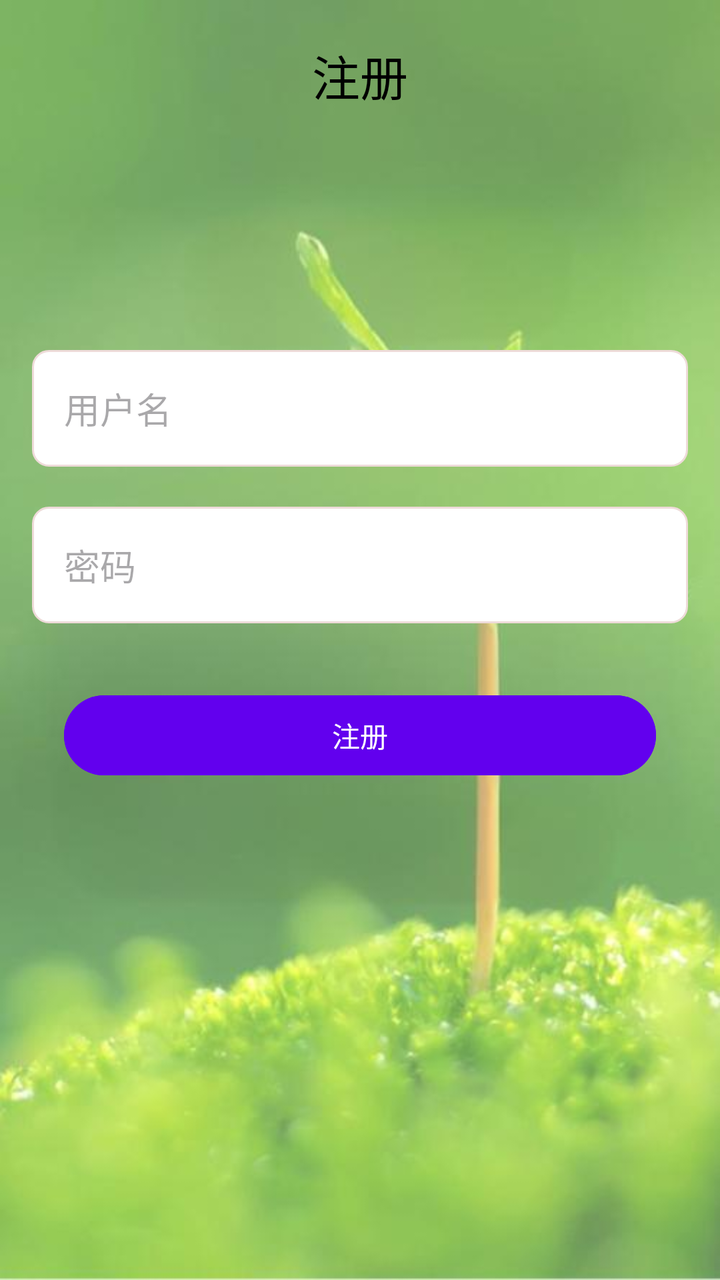
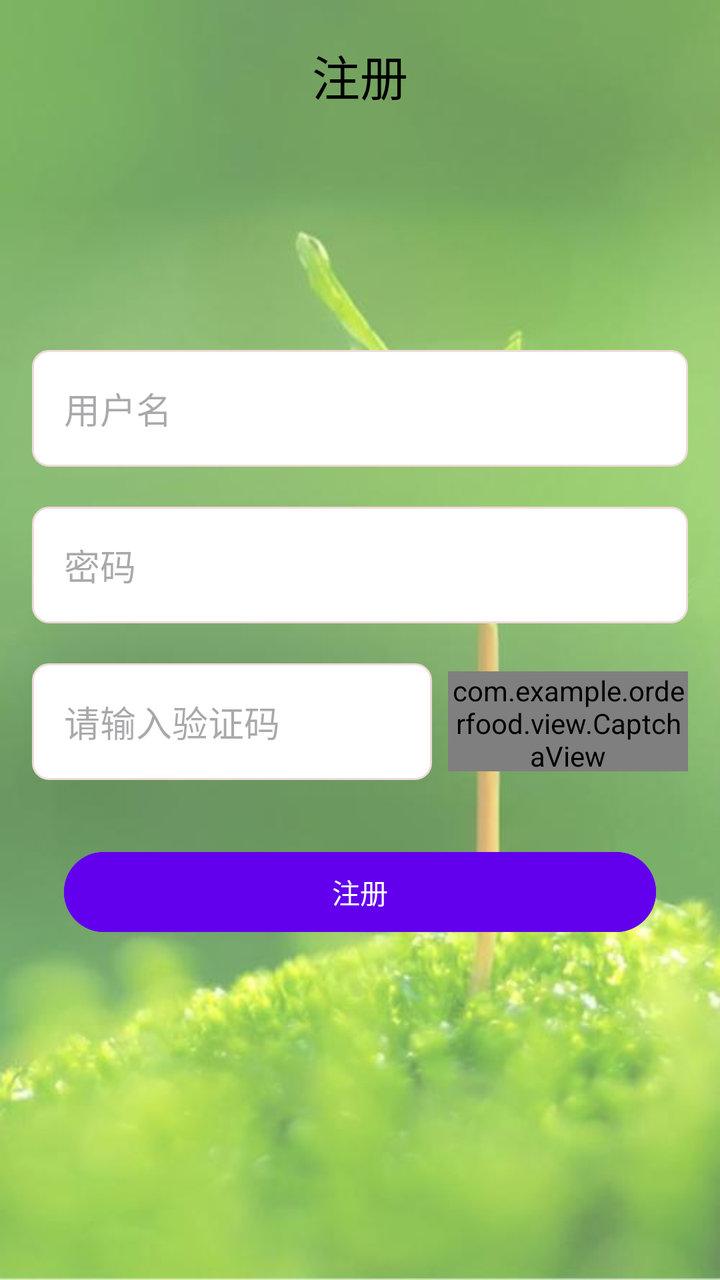

The first picture is an Android layout as it rendered before a commit; the second is the same layout after the commit. The layout source and the unified diff follow.
<!-- AndroidManifest.xml: application theme Theme.OrderFood -->
<!-- res/layout/activity_register.xml -->
<?xml version="1.0" encoding="utf-8"?>
<androidx.constraintlayout.widget.ConstraintLayout xmlns:android="http://schemas.android.com/apk/res/android"
    xmlns:app="http://schemas.android.com/apk/res-auto"
    xmlns:tools="http://schemas.android.com/tools"
    android:layout_width="match_parent"
    android:layout_height="match_parent"
    android:background="@drawable/register_bg"
    tools:context=".activity.RegisterActivity">

    <TextView
        android:padding="20dp"
        android:id="@+id/register_title"
        android:layout_width="0dp"
        android:layout_height="wrap_content"
        android:text="注册"
        android:textSize="24sp"
        android:textColor="@android:color/black"
        android:gravity="center"
        app:layout_constraintTop_toTopOf="parent"
        app:layout_constraintBottom_toTopOf="@+id/username"
        app:layout_constraintStart_toStartOf="parent"
        app:layout_constraintEnd_toEndOf="parent"
        app:layout_constraintVertical_bias="0.2" />

    <EditText
        android:layout_marginTop="100dp"
        android:id="@+id/username"
        android:layout_width="0dp"
        android:layout_height="wrap_content"
        android:hint="用户名"
        android:padding="16dp"
        android:background="@drawable/edit_text_background"
        android:layout_marginHorizontal="16dp"
        app:layout_constraintTop_toBottomOf="@id/register_title"
        app:layout_constraintStart_toStartOf="parent"
        app:layout_constraintEnd_toEndOf="parent"
        app:layout_constraintVertical_bias="0.1" />

    <EditText
        android:layout_marginTop="20dp"
        android:id="@+id/password"
        android:layout_width="0dp"
        android:layout_height="wrap_content"
        android:hint="密码"
        android:padding="16dp"
        android:background="@drawable/edit_text_background"
        android:layout_marginHorizontal="16dp"
        android:inputType="textPassword"
        app:layout_constraintTop_toBottomOf="@id/username"
        app:layout_constraintStart_toStartOf="parent"
        app:layout_constraintEnd_toEndOf="parent"
        app:layout_constraintVertical_bias="0.1" />

    <EditText
        android:visibility="gone"
        android:layout_marginTop="20dp"
        android:id="@+id/email"
        android:layout_width="0dp"
        android:layout_height="wrap_content"
        android:hint="联系方式"
        android:padding="16dp"
        android:background="@drawable/edit_text_background"
        android:layout_marginHorizontal="16dp"
        android:inputType="text"
        app:layout_constraintTop_toBottomOf="@id/password"
        app:layout_constraintStart_toStartOf="parent"
        app:layout_constraintEnd_toEndOf="parent"
        app:layout_constraintVertical_bias="0.1" />

    <EditText
        android:visibility="gone"
        android:layout_marginTop="20dp"
        android:id="@+id/region"
        android:layout_width="0dp"
        android:layout_height="wrap_content"
        android:hint="地区"
        android:padding="16dp"
        android:background="@drawable/edit_text_background"
        android:layout_marginHorizontal="16dp"
        app:layout_constraintTop_toBottomOf="@id/email"
        app:layout_constraintStart_toStartOf="parent"
        app:layout_constraintEnd_toEndOf="parent"
        app:layout_constraintVertical_bias="0.1" />

    <RadioGroup
        android:visibility="gone"
        android:id="@+id/register_radio_group"
        android:layout_width="0dp"
        android:layout_height="wrap_content"
        android:orientation="horizontal"
        app:layout_constraintTop_toBottomOf="@id/region"
        app:layout_constraintStart_toStartOf="parent"
        app:layout_constraintEnd_toEndOf="parent"
        android:layout_marginHorizontal="16dp"
        android:layout_marginTop="16dp">

        <RadioButton
            android:id="@+id/radio_student_register"
            android:layout_width="wrap_content"
            android:layout_height="wrap_content"
            android:text="学生注册" />

        <RadioButton
            android:id="@+id/radio_merchant_register"
            android:layout_width="wrap_content"
            android:layout_height="wrap_content"
            android:text="商家注册" />
    </RadioGroup>

    <Button
        android:id="@+id/register_button"
        android:layout_width="0dp"
        android:layout_height="wrap_content"
        android:text="注册"
        android:backgroundTint="@color/purple_500"
        android:textColor="@android:color/white"
        android:layout_marginTop="32dp"
        android:layout_marginHorizontal="32dp"
        app:layout_constraintTop_toBottomOf="@id/register_radio_group"
        app:layout_constraintStart_toStartOf="parent"
        app:layout_constraintEnd_toEndOf="parent" />

</androidx.constraintlayout.widget.ConstraintLayout>
<!-- resources referenced by this layout -->
<resources>
  <color name="purple_500">#FF6200EE</color>
  <!-- drawable edit_text_background (drawable) -->
  <?xml version="1.0" encoding="utf-8"?>
  <shape xmlns:android="http://schemas.android.com/apk/res/android">
      <solid android:color="@android:color/white"/>
      <corners android:radius="8dp"/>
      <stroke
          android:width="1dp"
          android:color="@color/lighter_gray11"/>
      <padding
          android:left="8dp"
          android:top="8dp"
          android:right="8dp"
          android:bottom="8dp"/>
  </shape>
  <!-- drawable register_bg: png bitmap (drawable, 20050 bytes) -->
  <style name="Theme.OrderFood" parent="Base.Theme.OrderFood" />
  <color name="lighter_gray11">#EEDBD9</color>
  <style name="Base.Theme.OrderFood" parent="Theme.Material3.DayNight.NoActionBar">
          
          
      </style>
</resources>

<!-- the commit's change to res/layout/activity_register.xml (unified diff, before → after) -->
@@ -50,6 +50,40 @@
         app:layout_constraintStart_toStartOf="parent"
         app:layout_constraintEnd_toEndOf="parent"
         app:layout_constraintVertical_bias="0.1" />
+
+    <LinearLayout
+        android:id="@+id/captcha_layout"
+        android:layout_width="0dp"
+        android:layout_height="wrap_content"
+        android:orientation="horizontal"
+        android:layout_marginTop="20dp"
+        android:layout_marginHorizontal="16dp"
+        app:layout_constraintTop_toBottomOf="@id/password"
+        app:layout_constraintStart_toStartOf="parent"
+        app:layout_constraintEnd_toEndOf="parent"
+        android:gravity="center_vertical">
+
+        <EditText
+            android:id="@+id/captcha_input"
+            android:layout_width="0dp"
+            android:layout_height="wrap_content"
+            android:layout_weight="1"
+            android:hint="请输入验证码"
+            android:padding="16dp"
+            android:background="@drawable/edit_text_background"
+            android:inputType="textCapCharacters"
+            android:maxLength="4" />
+
+        
+        <com.example.orderfood.view.CaptchaView
+            android:id="@+id/captcha_view"
+            android:layout_width="120dp"
+            android:layout_height="50dp"
+            android:layout_marginStart="8dp"
+            android:clickable="true"
+            android:focusable="true"/>
+
+    </LinearLayout>
 
     <EditText
         android:visibility="gone"
@@ -116,7 +150,7 @@
         android:textColor="@android:color/white"
         android:layout_marginTop="32dp"
         android:layout_marginHorizontal="32dp"
-        app:layout_constraintTop_toBottomOf="@id/register_radio_group"
+        app:layout_constraintTop_toBottomOf="@id/captcha_layout"
         app:layout_constraintStart_toStartOf="parent"
         app:layout_constraintEnd_toEndOf="parent" />
 
